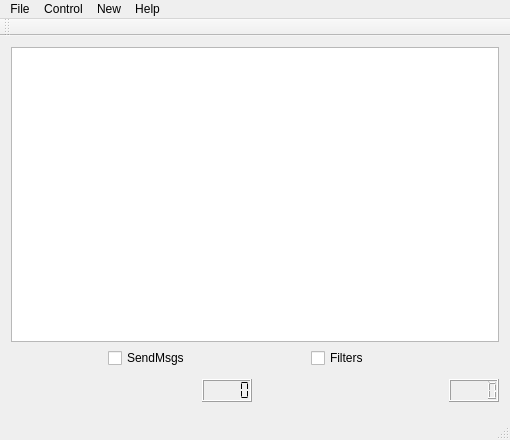
This is mainwindow.ui in RauchendeKanonen/qcanobserver as Qt 5 draws it before an edit. The edited form follows.
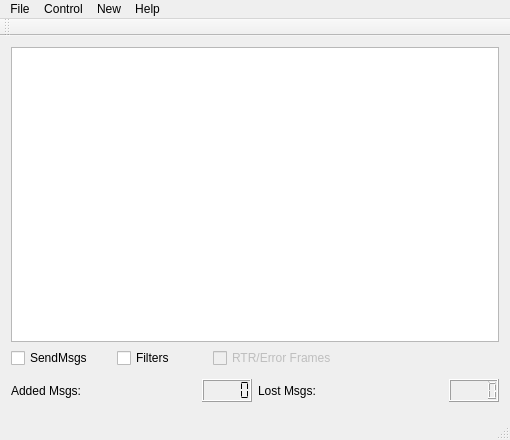
This is the edited form. Custom widgets are drawn as their Qt base class.

The edit to the form file:
```diff
--- a/mainwindow.ui
+++ b/mainwindow.ui
@@ -49,6 +49,22 @@
         </property>
        </widget>
       </item>
+      <item>
+       <widget class="QCheckBox" name="checkBoxSpecEvtDlg">
+        <property name="enabled">
+         <bool>false</bool>
+        </property>
+        <property name="toolTip">
+         <string>Not available for some devices</string>
+        </property>
+        <property name="text">
+         <string>RTR/Error Frames</string>
+        </property>
+        <property name="checkable">
+         <bool>true</bool>
+        </property>
+       </widget>
+      </item>
      </layout>
     </item>
     <item>
@@ -57,7 +73,11 @@
        <number>5</number>
       </property>
       <item>
-       <widget class="QwtTextLabel" name="TextLabelAddedMsgs"/>
+       <widget class="QLabel" name="label_2">
+        <property name="text">
+         <string>Added Msgs:</string>
+        </property>
+       </widget>
       </item>
       <item>
        <widget class="QLCDNumber" name="MsgCounter">
@@ -73,7 +93,11 @@
        </widget>
       </item>
       <item>
-       <widget class="QwtTextLabel" name="TextLabelLostMsgs"/>
+       <widget class="QLabel" name="label">
+        <property name="text">
+         <string>Lost Msgs:</string>
+        </property>
+       </widget>
       </item>
       <item>
        <widget class="QLCDNumber" name="MsgLossWarning">
@@ -206,13 +230,6 @@
   </action>
  </widget>
  <layoutdefault spacing="6" margin="11"/>
- <customwidgets>
-  <customwidget>
-   <class>QwtTextLabel</class>
-   <extends>QFrame</extends>
-   <header>qwt_text_label.h</header>
-  </customwidget>
- </customwidgets>
  <resources/>
  <connections/>
 </ui>
```
Left out of the diff: 49 changed lines with no effect on the pictures.
